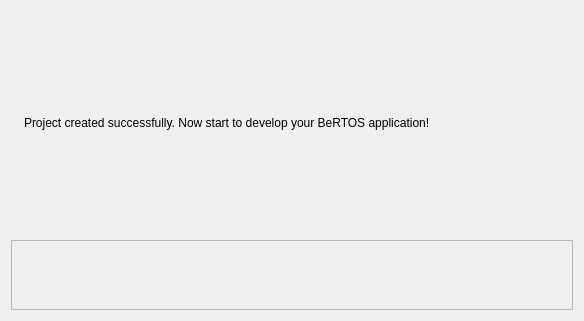
Before: the Qt Designer form wizard/ui/final_page.ui in imby/STM32VLDiscovery_BeRTOS, drawn with Qt 5.
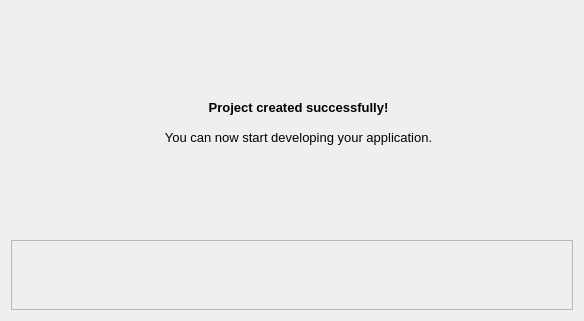
After: the same form once the commit is applied. Icons and pictures are not drawn.

What changed in the file:
```diff
--- a/wizard/ui/final_page.ui
+++ b/wizard/ui/final_page.ui
@@ -38,7 +38,16 @@
         <enum>QFrame::Plain</enum>
        </property>
        <property name="text">
-        <string>Project created successfully. Now start to develop your BeRTOS application!</string>
+        <string>&lt;!DOCTYPE HTML PUBLIC &quot;-//W3C//DTD HTML 4.0//EN&quot; &quot;http://www.w3.org/TR/REC-html40/strict.dtd&quot;&gt;
+&lt;html&gt;&lt;head&gt;&lt;meta name=&quot;qrichtext&quot; content=&quot;1&quot; /&gt;&lt;style type=&quot;text/css&quot;&gt;
+p, li { white-space: pre-wrap; }
+&lt;/style&gt;&lt;/head&gt;&lt;body style=&quot; font-family:'Sans'; font-size:10pt; font-weight:400; font-style:normal;&quot;&gt;
+&lt;p align=&quot;center&quot; style=&quot; margin-top:0px; margin-bottom:0px; margin-left:0px; margin-right:0px; -qt-block-indent:0; text-indent:0px;&quot;&gt;&lt;span style=&quot; font-weight:600;&quot;&gt;Project created successfully!&lt;/span&gt;&lt;/p&gt;
+&lt;p style=&quot;-qt-paragraph-type:empty; margin-top:0px; margin-bottom:0px; margin-left:0px; margin-right:0px; -qt-block-indent:0; text-indent:0px; font-weight:600;&quot;&gt;&lt;/p&gt;
+&lt;p align=&quot;center&quot; style=&quot; margin-top:0px; margin-bottom:0px; margin-left:0px; margin-right:0px; -qt-block-indent:0; text-indent:0px;&quot;&gt;You can now start developing your application.&lt;/p&gt;&lt;/body&gt;&lt;/html&gt;</string>
+       </property>
+       <property name="textFormat">
+        <enum>Qt::RichText</enum>
        </property>
        <property name="wordWrap">
         <bool>true</bool>
```
Left out of the diff: 4 changed lines with no effect on the pictures.
